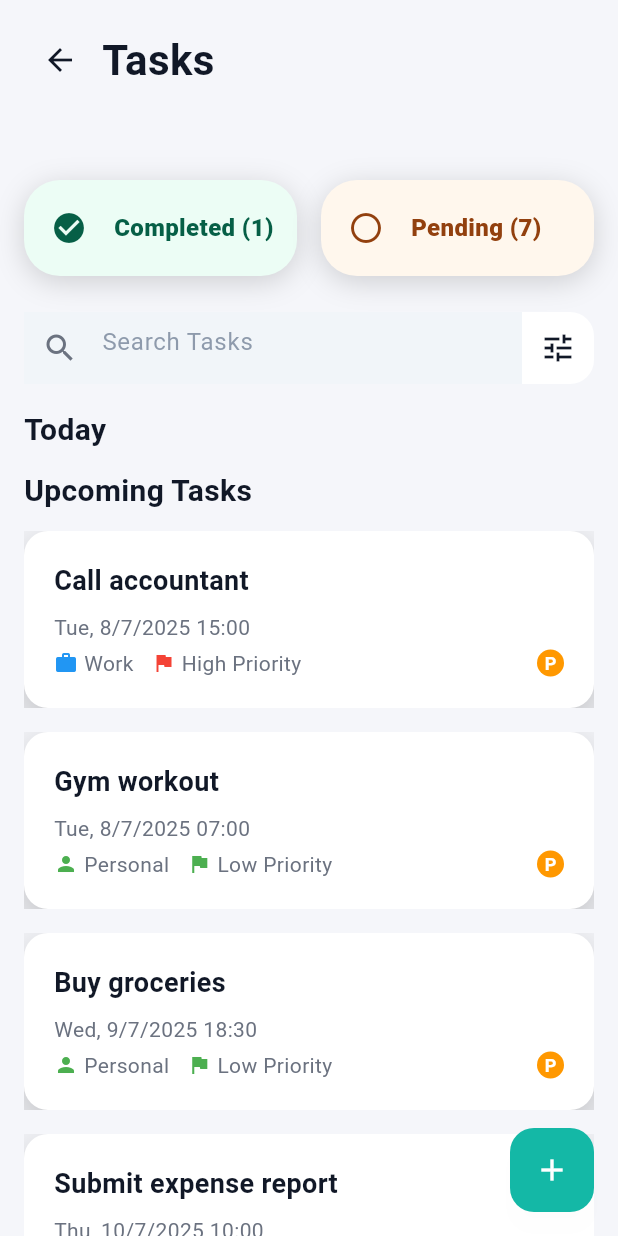
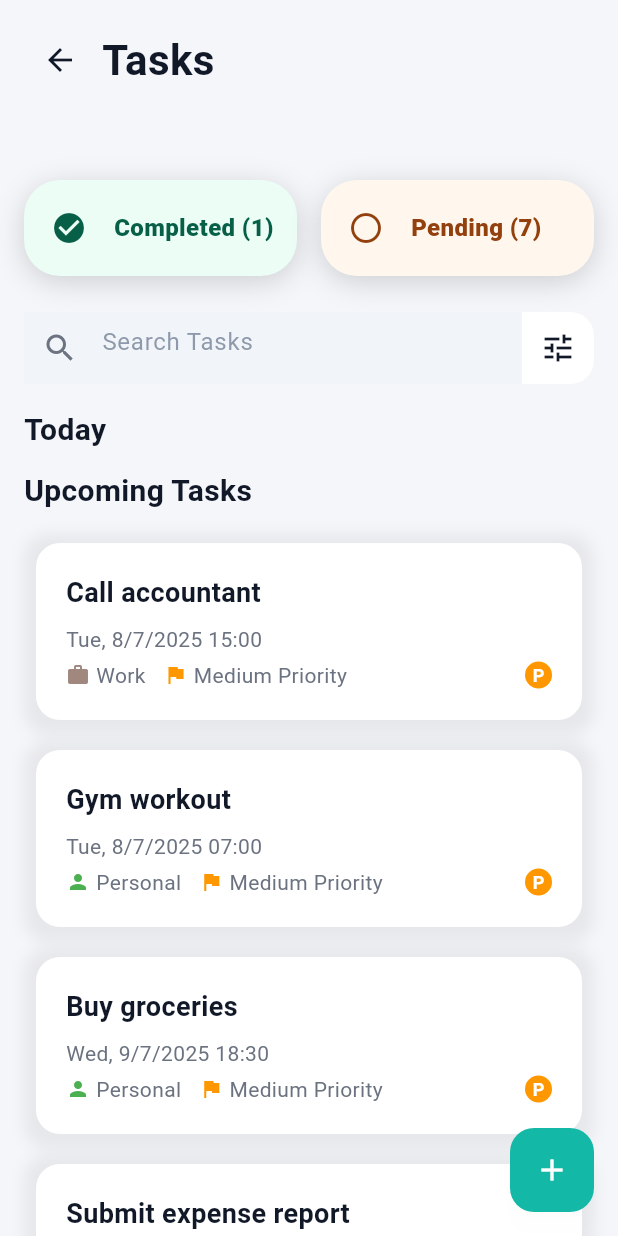
Before and after one commit to HasBro10/Loggit, a Flutter app: the screen it shows after launch, after a tap on "Tasks", on a phone screen of 412 x 824 dp. Run offline on Flutter 3.47's test engine with Material 3 defaults, Android fonts, the phone set to English and light mode, and no system bars; our stand-ins replace flutter_slidable, shared_preferences.

Commit message:
task card shadow fix

```diff
--- a/lib/features/chat/chat_screen.dart
+++ b/lib/features/chat/chat_screen.dart
@@ -231,7 +231,7 @@ class _ChatScreenState extends State<ChatScreen> with TickerProviderStateMixin {
       setState(() {
         _messages.add(
           ChatMessage(
-            text: "✅ " + _getSuccessMessage(logEntry),
+            text: "✅ ${_getSuccessMessage(logEntry)}",
             isUser: false,
             timestamp: DateTime.now(),
           ),
@@ -241,7 +241,7 @@ class _ChatScreenState extends State<ChatScreen> with TickerProviderStateMixin {
       setState(() {
         _messages.add(
           ChatMessage(
-            text: "❌ " + _getCancelledMessage(_pendingLog),
+            text: "❌ ${_getCancelledMessage(_pendingLog)}",
             isUser: false,
             timestamp: DateTime.now(),
           ),
--- a/lib/features/chat/chat_screen_new.dart
+++ b/lib/features/chat/chat_screen_new.dart
@@ -232,7 +232,7 @@ class _ChatScreenNewState extends State<ChatScreenNew>
       setState(() {
         _messages.add(
           _ChatMessage(
-            text: "✅ " + _getSuccessMessage(logEntry),
+            text: "✅ ${_getSuccessMessage(logEntry)}",
             isUser: false,
             timestamp: DateTime.now(),
           ),
@@ -242,7 +242,7 @@ class _ChatScreenNewState extends State<ChatScreenNew>
       setState(() {
         _messages.add(
           _ChatMessage(
-            text: "❌ " + _getCancelledMessage(_pendingLog),
+            text: "❌ ${_getCancelledMessage(_pendingLog)}",
             isUser: false,
             timestamp: DateTime.now(),
           ),
@@ -777,8 +777,9 @@ class _ChatScreenNewState extends State<ChatScreenNew>
                           value: isDark,
                           onChanged: (_) {
                             Navigator.of(context).pop();
-                            if (widget.onThemeToggle != null)
+                            if (widget.onThemeToggle != null) {
                               widget.onThemeToggle!();
+                            }
                           },
                           activeColor: LoggitColors.teal,
                         ),
@@ -826,7 +827,7 @@ class _ChatScreenNewState extends State<ChatScreenNew>
     final maxWidth =
         (TextPainter(
           text: TextSpan(
-            text: "Ask me to… " + maxText,
+            text: "Ask me to… $maxText",
             style: TextStyle(fontSize: 15, fontWeight: FontWeight.w500),
           ),
           maxLines: 2,
--- a/lib/features/tasks/tasks_screen_new.dart
+++ b/lib/features/tasks/tasks_screen_new.dart
@@ -13,7 +13,7 @@ enum TaskSortOption { dueDate, priority, category }
 
 class TasksScreenNew extends StatefulWidget {
   final VoidCallback onBack;
-  TasksScreenNew({super.key, required this.onBack});
+  const TasksScreenNew({super.key, required this.onBack});
 
   @override
   State<TasksScreenNew> createState() => _TasksScreenNewState();
@@ -384,11 +384,12 @@ class _TasksScreenNewState extends State<TasksScreenNew> {
                             onComplete: () {
                               setState(() {
                                 final idx = tasks.indexOf(task);
-                                if (idx != -1)
+                                if (idx != -1) {
                                   tasks[idx] = task.copyWith(
                                     isCompleted: true,
                                     status: TaskStatus.completed,
                                   );
+                                }
                               });
                             },
                             isDark: isDark,
@@ -429,11 +430,12 @@ class _TasksScreenNewState extends State<TasksScreenNew> {
                             onComplete: () {
                               setState(() {
                                 final idx = tasks.indexOf(task);
-                                if (idx != -1)
+                                if (idx != -1) {
                                   tasks[idx] = task.copyWith(
                                     isCompleted: true,
                                     status: TaskStatus.completed,
                                   );
+                                }
                               });
                             },
                             isDark: isDark,
@@ -1250,7 +1252,7 @@ class _TasksScreenNewState extends State<TasksScreenNew> {
                                 );
                                 setState(() {
                                   if (isEditing) {
-                                    final idx = tasks.indexOf(task!);
+                                    final idx = tasks.indexOf(task);
                                     if (idx != -1) tasks[idx] = newTask;
                                   } else {
                                     tasks.add(newTask);
@@ -2422,7 +2424,7 @@ class _SwipeToDeleteTaskCard extends StatefulWidget {
   final ValueNotifier<Key?> openCardKeyNotifier;
   final Key cardKey;
   const _SwipeToDeleteTaskCard({
-    Key? key,
+    super.key,
     required this.task,
     required this.onDelete,
     required this.onTap,
@@ -2431,7 +2433,7 @@ class _SwipeToDeleteTaskCard extends StatefulWidget {
     required this.closeOptionsNotifier,
     required this.openCardKeyNotifier,
     required this.cardKey,
-  }) : super(key: key);
+  });
   @override
   State<_SwipeToDeleteTaskCard> createState() => _SwipeToDeleteTaskCardState();
 }
@@ -2543,16 +2545,30 @@ class _SwipeToDeleteTaskCardState extends State<_SwipeToDeleteTaskCard>
           onHorizontalDragUpdate: _onHorizontalDragUpdate,
           onHorizontalDragEnd: _onHorizontalDragEnd,
           onTap: () {
+            // Close swipe options first if THIS card has them open
             if (_showDelete) {
               setState(() {
                 _showDelete = false;
               });
-            } else {
-              widget.onTap();
+              return;
             }
+            // Then handle the tap normally
+            widget.onTap();
           },
           child: Container(
-            margin: const EdgeInsets.only(bottom: 16),
+            margin: const EdgeInsets.only(bottom: 4),
+            padding: const EdgeInsets.all(8), // Increased padding for shadow
+            decoration: BoxDecoration(
+              borderRadius: BorderRadius.circular(16),
+              boxShadow: [
+                BoxShadow(
+                  color: Colors.black.withOpacity(0.06),
+                  blurRadius: 8,
+                  offset: Offset(0, 2),
+                  spreadRadius: 0,
+                ),
+              ],
+            ),
             child: Stack(
               children: [
                 // Task card (underneath)
@@ -2735,10 +2751,10 @@ Widget buildTaskCard(
       ? Icons.person
       : Icons.business;
   Color categoryIconColor = category == 'Work'
-      ? Colors.blue
+      ? Colors.brown[300]!
       : category == 'Personal'
       ? Colors.green
-      : Colors.orange;
+      : Colors.blue;
   Color priorityIconColor = priority.contains('High')
       ? Colors.red
       : priority.contains('Medium')
@@ -2752,13 +2768,6 @@ Widget buildTaskCard(
     decoration: BoxDecoration(
       color: isDark ? LoggitColors.darkCard : Colors.white,
       borderRadius: BorderRadius.circular(16),
-      boxShadow: [
-        BoxShadow(
-          color: Colors.black.withOpacity(0.28), // even stronger shadow
-          blurRadius: 32, // more blur
-          offset: Offset(0, 12), // more vertical offset
-        ),
-      ],
     ),
     child: Column(
       crossAxisAlignment: CrossAxisAlignment.start,
@@ -2815,13 +2824,13 @@ Widget buildTaskCard(
 }
 
 String priorityString(Task task) {
-  if (task.title.toLowerCase().contains('vat') ||
-      (task.description?.toLowerCase().contains('vat') ?? false)) {
-    return 'Medium Priority';
-  } else if (task.title.toLowerCase().contains('accountant')) {
-    return 'High Priority';
-  } else {
-    return 'Low Priority';
+  switch (task.priority) {
+    case TaskPriority.high:
+      return 'High Priority';
+    case TaskPriority.medium:
+      return 'Medium Priority';
+    case TaskPriority.low:
+      return 'Low Priority';
   }
 }
 
--- a/lib/services/log_parser_service.dart
+++ b/lib/services/log_parser_service.dart
@@ -76,8 +76,9 @@ class LogParserService {
       dueDate = now.add(const Duration(days: 7));
     } else if (RegExp(r'\bin (\d+) days?\b').hasMatch(lower)) {
       final match = RegExp(r'\bin (\d+) days?\b').firstMatch(lower);
-      if (match != null)
+      if (match != null) {
         dueDate = now.add(Duration(days: int.parse(match.group(1)!)));
+      }
     } else if (RegExp(r'\bon the (\d+)(st|nd|rd|th)').hasMatch(lower)) {
       final match = RegExp(r'\bon the (\d+)(st|nd|rd|th)').firstMatch(lower);
       if (match != null) {
@@ -217,8 +218,9 @@ class LogParserService {
       reminderTime = now.add(const Duration(days: 7));
     } else if (RegExp(r'\bin (\d+) days?\b').hasMatch(lower)) {
       final match = RegExp(r'\bin (\d+) days?\b').firstMatch(lower);
-      if (match != null)
+      if (match != null) {
         reminderTime = now.add(Duration(days: int.parse(match.group(1)!)));
+      }
     } else if (RegExp(r'\bon the (\d+)(st|nd|rd|th)').hasMatch(lower)) {
       final match = RegExp(r'\bon the (\d+)(st|nd|rd|th)').firstMatch(lower);
       if (match != null) {
--- a/lib/shared/design/widgets/feature_card_button.dart
+++ b/lib/shared/design/widgets/feature_card_button.dart
@@ -1,6 +1,5 @@
 import 'package:flutter/material.dart';
 import '../color_guide.dart';
-import '../spacing.dart';
 
 class FeatureCardButton extends StatelessWidget {
   final String label;
--- a/lib/shared/design/widgets/pill_button.dart
+++ b/lib/shared/design/widgets/pill_button.dart
@@ -1,5 +1,4 @@
 import 'package:flutter/material.dart';
-import '../color_guide.dart';
 import '../spacing.dart';
 import '../fonts.dart';
 import '../shadows.dart';
--- a/lib/shared/utils/responsive.dart
+++ b/lib/shared/utils/responsive.dart
@@ -19,10 +19,12 @@ class Responsive {
 
   static EdgeInsets sheetPadding(BuildContext context) {
     final width = MediaQuery.of(context).size.width;
-    if (isDesktop(context))
+    if (isDesktop(context)) {
       return const EdgeInsets.symmetric(horizontal: 48, vertical: 32);
-    if (isTablet(context))
+    }
+    if (isTablet(context)) {
       return const EdgeInsets.symmetric(horizontal: 32, vertical: 24);
+    }
     return const EdgeInsets.symmetric(horizontal: 16, vertical: 16);
   }
 
```
Also changed, not shown: lib/features/reminders/reminder_edit_modal.dart (+4 -4 lines), lib/features/reminders/reminders_screen.dart (+11 -10 lines), 2 other files.
